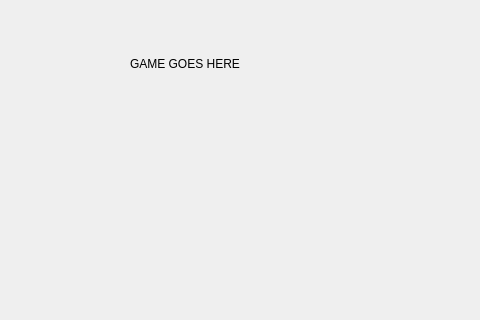
The window that maingame.ui (iRyllB/sudoku-qt-python) describes before a commit, drawn with Qt 5; both pictures show x 0 to 480 and y 172 to 492 of the 600 by 600 pixel window.
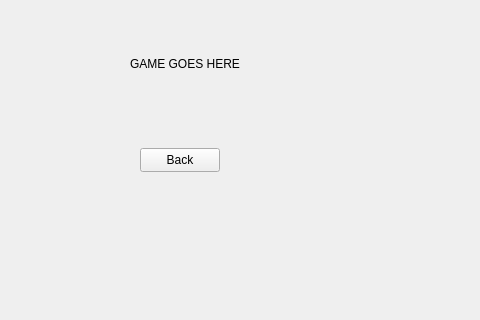
The same window after the commit.

Commit message: back button

```diff
--- a/maingame.ui
+++ b/maingame.ui
@@ -38,6 +38,19 @@
     <string>GAME GOES HERE</string>
    </property>
   </widget>
+  <widget class="QPushButton" name="backButton">
+   <property name="geometry">
+    <rect>
+     <x>140</x>
+     <y>320</y>
+     <width>80</width>
+     <height>24</height>
+    </rect>
+   </property>
+   <property name="text">
+    <string>Back</string>
+   </property>
+  </widget>
  </widget>
  <resources/>
  <connections/>
```
The commit also changes 3 other files.
